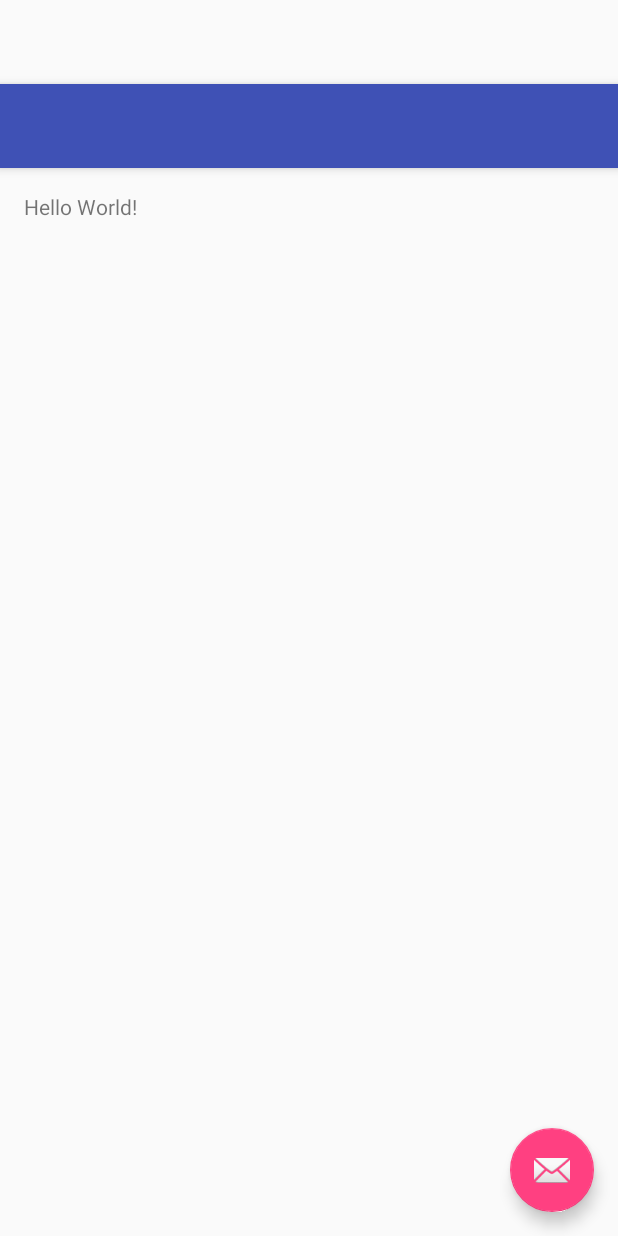
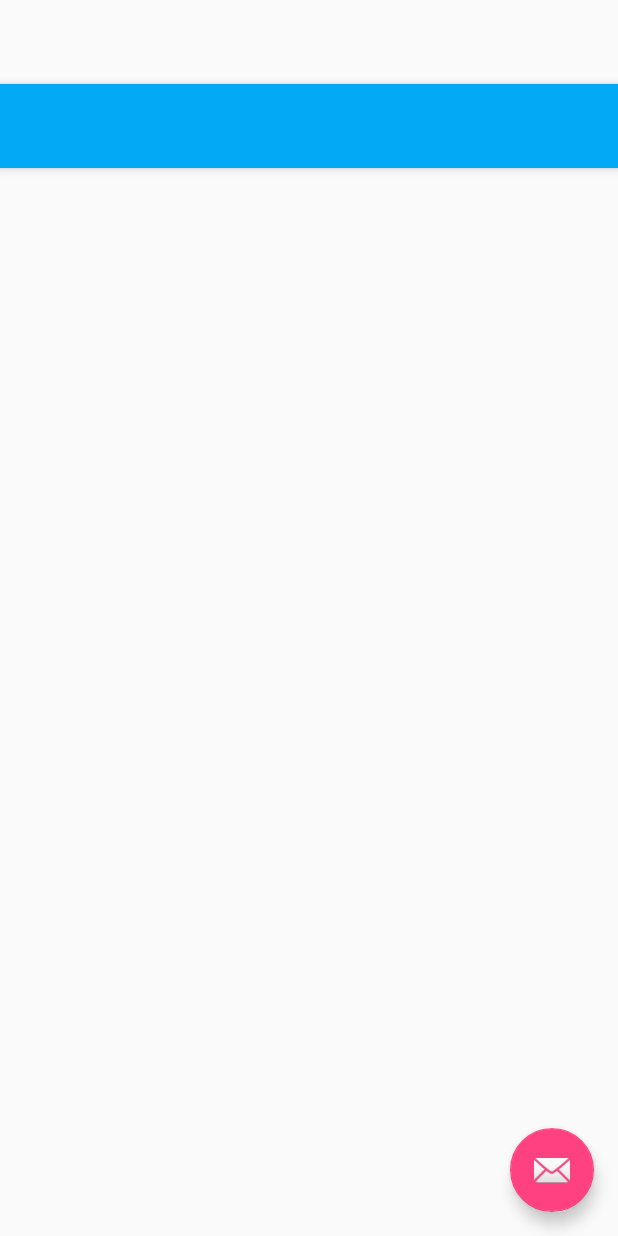
Before and after one commit to Anthonyeef/FanfouDaily, an Android app: the layout activity_home.xml on its own in the app's theme, with its tools: preview values and no code run, on a phone screen of 412 x 824 dp. Run offline under Robolectric (Android 15) with nearby library versions, the phone set to English and light mode, and no system bars.

```diff
--- a/app/build.gradle
+++ b/app/build.gradle
@@ -24,4 +24,6 @@ dependencies {
     testCompile 'junit:junit:4.12'
     compile 'com.android.support:appcompat-v7:23.0.1'
     compile 'com.android.support:design:23.0.1'
+
+    compile 'com.mcxiaoke.volley:library:1.0.18'
 }
--- a/app/src/main/AndroidManifest.xml
+++ b/app/src/main/AndroidManifest.xml
@@ -9,7 +9,7 @@
         android:supportsRtl="true"
         android:theme="@style/AppTheme" >
         <activity
-            android:name=".HomeActivity"
+            android:name=".ui.HomeActivity"
             android:label="@string/app_name"
             android:theme="@style/AppTheme.NoActionBar" >
             <intent-filter>
--- a/app/src/main/res/layout/content_home.xml
+++ b/app/src/main/res/layout/content_home.xml
@@ -13,8 +13,4 @@
     tools:showIn="@layout/activity_home"
     tools:context=".HomeActivity">
 
-    <TextView
-        android:text="Hello World!"
-        android:layout_width="wrap_content"
-        android:layout_height="wrap_content"/>
 </RelativeLayout>
--- a/app/src/main/res/values/colors.xml
+++ b/app/src/main/res/values/colors.xml
@@ -1,6 +1,6 @@
 <?xml version="1.0" encoding="utf-8"?>
 <resources>
-    <color name="colorPrimary">#3F51B5</color>
-    <color name="colorPrimaryDark">#303F9F</color>
+    <color name="colorPrimary">#03A9F4</color>
+    <color name="colorPrimaryDark">#039BE5</color>
     <color name="colorAccent">#FF4081</color>
 </resources>
```
Also changed, not shown: app/src/main/java/io/github/anthonyeef/fanfoudaily/controller/AppController.java (added, +53 -0 lines), app/src/main/java/io/github/anthonyeef/fanfoudaily/ui/HomeActivity.java (renamed from app/src/main/java/io/github/anthonyeef/fanfoudaily/HomeActivity.java, +5 -5 lines), 1 other file.
